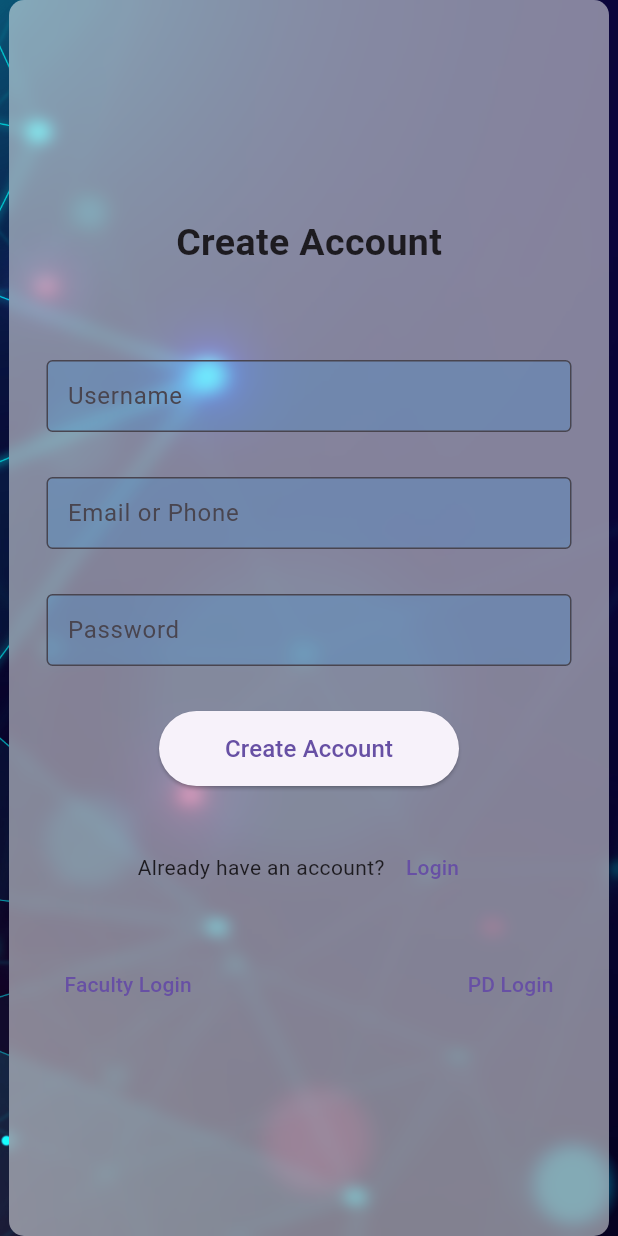
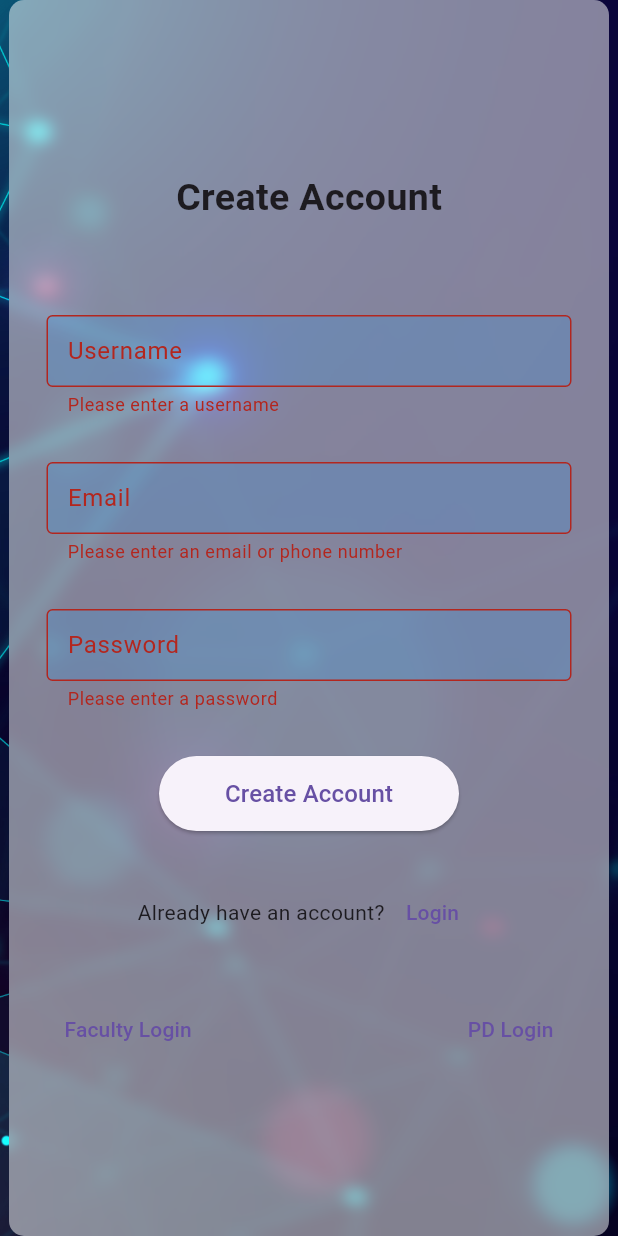
Before and after one commit to hija-happy/flutter-sportsapp, a Flutter app: the createAccount screen opened directly, after a tap on "Create Account", on a phone screen of 412 x 824 dp. Run offline on Flutter 3.47's test engine with Material 3 defaults, Android fonts, the light colour scheme and no system bars; our stand-ins replace awesome_bottom_bar, babstrap_settings_screen, cloud_firestore, firebase_auth, firebase_core, line_awesome_flutter and 1 more; accounts and stored records are empty; network calls fail.

Commit message:
validation and authentication features

```diff
--- a/lib/logins/mysi.dart
+++ b/lib/logins/mysi.dart
@@ -1,9 +1,71 @@
 import 'dart:ui';
 
+import 'package:alvas_sports/utility/validator.dart';
+import 'package:firebase_auth/firebase_auth.dart';
 import 'package:flutter/material.dart';
 
-class createAccount extends StatelessWidget {
+class createAccount extends StatefulWidget {
   const createAccount({Key? key}) : super(key: key);
+
+  @override
+  _createAccountState createState() => _createAccountState();
+}
+
+class _createAccountState extends State<createAccount> {
+  final _formKey = GlobalKey<FormState>(); // Key to identify the form
+  final _usernameController = TextEditingController();
+  final _emailController = TextEditingController();
+  final _passwordController = TextEditingController();
+  final FirebaseAuth _auth = FirebaseAuth.instance;
+
+  Future<void> _register() async {
+  if (_formKey.currentState?.validate() ?? false) {
+    try {
+      // Create a new user with email and password
+      UserCredential userCredential = await _auth.createUserWithEmailAndPassword(
+        email: _emailController.text.trim(),
+        password: _passwordController.text.trim(),
+      );
+
+      // Optionally, update user profile with display name
+      await userCredential.user?.updateProfile(displayName: _usernameController.text.trim());
+
+      // Notify user of successful registration
+      ScaffoldMessenger.of(context).showSnackBar(
+        SnackBar(content: Text('Account Created. You may please proceed with login')),
+      );
+
+      // Navigate to login screen or home page
+      // Navigator.pushReplacement(context, MaterialPageRoute(builder: (context) => LoginScreen()));
+
+    } on FirebaseAuthException catch (e) {
+      // Handle specific Firebase Authentication errors
+      String message;
+      switch (e.code) {
+        case 'weak-password':
+          message = 'The password provided is too weak.';
+          break;
+        case 'email-already-in-use':
+          message = 'The account already exists for that email.';
+          break;
+        case 'invalid-email':
+          message = 'The email address is badly formatted.';
+          break;
+        default:
+          message = 'An undefined Error happened.';
+      }
+      ScaffoldMessenger.of(context).showSnackBar(
+        SnackBar(content: Text(message)),
+      );
+    } catch (e) {
+      // Handle other errors
+      ScaffoldMessenger.of(context).showSnackBar(
+        SnackBar(content: Text('Failed to create account: $e')),
+      );
+    }
+  }
+}
+
 
   @override
   Widget build(BuildContext context) {
@@ -21,12 +83,15 @@ class createAccount extends StatelessWidget {
             child: BackdropFilter(
               filter: ImageFilter.blur(
                 sigmaX: 6.0,
-                sigmaY: 5.0),
+                sigmaY: 5.0,
+              ),
               child: Container(
                 width: 400,
-                height:double.infinity,
+                height: double.infinity,
                 padding: EdgeInsets.all(25.0),
                 color: Colors.white.withOpacity(0.5),
+                child: Form(
+                  key: _formKey,
                   child: Column(
                     mainAxisAlignment: MainAxisAlignment.center,
                     crossAxisAlignment: CrossAxisAlignment.center,
@@ -40,7 +105,8 @@ class createAccount extends StatelessWidget {
                         ),
                       ),
                       SizedBox(height: 60),
-                    TextField(
+                      TextFormField(
+                        controller: _usernameController,
                         decoration: InputDecoration(
                           contentPadding: EdgeInsets.all(10),
                           filled: true,
@@ -51,9 +117,11 @@ class createAccount extends StatelessWidget {
                           ),
                           labelText: "Username",
                         ),
+                        validator: Validators.validateUsername,
                       ),
                       SizedBox(height: 30),
-                    TextField(
+                      TextFormField(
+                        controller: _emailController,
                         decoration: InputDecoration(
                           contentPadding: EdgeInsets.all(10),
                           filled: true,
@@ -62,11 +130,13 @@ class createAccount extends StatelessWidget {
                             borderSide: BorderSide(color: Colors.white),
                             borderRadius: BorderRadius.circular(4),
                           ),
-                        labelText: "Email or Phone",
+                          labelText: "Email",
                         ),
+                        validator: Validators.validateEmail,
                       ),
                       SizedBox(height: 30),
-                    TextField(
+                      TextFormField(
+                        controller: _passwordController,
                         obscureText: true,
                         decoration: InputDecoration(
                           contentPadding: EdgeInsets.all(10),
@@ -78,14 +148,18 @@ class createAccount extends StatelessWidget {
                           ),
                           labelText: "Password",
                         ),
+                        validator: Validators.validatePassword,
                       ),
                       SizedBox(height: 30),
                       ElevatedButton(
-                      onPressed: () {},
+                        onPressed: _register,
                         style: ButtonStyle(
-                        minimumSize: MaterialStateProperty.all(Size(200,50))),
-
-                      child: Text("Create Account",style: TextStyle(fontSize: 16)),
+                          minimumSize: MaterialStateProperty.all(Size(200, 50)),
+                        ),
+                        child: Text(
+                          "Create Account",
+                          style: TextStyle(fontSize: 16),
+                        ),
                       ),
                       SizedBox(height: 30),
                       Row(
@@ -100,29 +174,26 @@ class createAccount extends StatelessWidget {
                           ),
                         ],
                       ),
-
                       SizedBox(height: 30),
                       Row(
                         mainAxisAlignment: MainAxisAlignment.spaceBetween,
                         children: [
-
                           TextButton(
                             onPressed: () {
-
+                              // Handle Faculty Login action
                             },
                             child: Text("Faculty Login"),
                           ),
-
                           TextButton(
                             onPressed: () {
+                              // Handle PD Login action
                             },
                             child: Text("PD Login"),
                           ),
                         ],
                       ),
-
-
                     ],
+                  ),
                 ),
               ),
             ),
@@ -131,4 +202,13 @@ class createAccount extends StatelessWidget {
       ),
     );
   }
+
+  @override
+  void dispose() {
+    // Clean up controllers when the widget is disposed
+    _usernameController.dispose();
+    _emailController.dispose();
+    _passwordController.dispose();
+    super.dispose();
   }
+}
--- a/lib/screens/Sports.dart
+++ b/lib/screens/Sports.dart
@@ -1,4 +1,4 @@
-import 'package:alvas_sports/colors.dart';
+import 'package:alvas_sports/utility/colors.dart';
 import 'package:flutter/material.dart';
 
 class SportPage extends StatelessWidget {
--- /dev/null
+++ b/lib/utility/validator.dart
@@ -0,0 +1,34 @@
+
+
+class Validators {
+  // Validator for username
+  static String? validateUsername(String? value) {
+    if (value == null || value.isEmpty) {
+      return 'Please enter a username';
+    }
+    return null;
+  }
+
+  // Validator for email or phone
+  static String? validateEmail(String? value) {
+    if (value == null || value.isEmpty) {
+      return 'Please enter an email or phone number';
+    }
+    final emailRegex = RegExp(r'^[^@]+@[^@]+\.[^@]+');
+    if (!emailRegex.hasMatch(value)) {
+      return 'Please enter a valid email address';
+    }
+    return null;
+  }
+
+  // Validator for password
+  static String? validatePassword(String? value) {
+    if (value == null || value.isEmpty) {
+      return 'Please enter a password';
+    }
+    if (value.length < 6) {
+      return 'Password must be at least 6 characters';
+    }
+    return null;
+  }
+}
--- a/lib/widgets/bottom_nav_bar.dart
+++ b/lib/widgets/bottom_nav_bar.dart
@@ -1,5 +1,5 @@
 
-import 'package:alvas_sports/colors.dart';
+import 'package:alvas_sports/utility/colors.dart';
 import 'package:awesome_bottom_bar/awesome_bottom_bar.dart';
 import 'package:flutter/material.dart';
 
--- a/pubspec.yaml
+++ b/pubspec.yaml
@@ -44,6 +44,8 @@ dependencies:
   firebase_auth: ^4.17.8
   line_awesome_flutter: ^3.0.1
   flutter_staggered_grid_view: ^0.7.0
+  cloud_firestore: ^4.15.8
+  provider: ^6.1.2
 
 dev_dependencies:
   flutter_test:
```
Also changed, not shown: lib/bottom_nav_screens/bottom_nav_register.dart (+179 -0 lines), lib/get_started.dart (deleted, +0 -46 lines), lib/home.dart (+9 -15 lines), lib/logins/login.dart (deleted, +0 -102 lines), lib/logins/mylo.dart (+72 -12 lines), lib/main.dart (+9 -1 lines), firebase.json (added), lib/firebase_options.dart (added), lib/utility/colors.dart (renamed from lib/colors.dart), pubspec.lock, 5 other files. Lines whose indentation alone changed are shown as unchanged.
